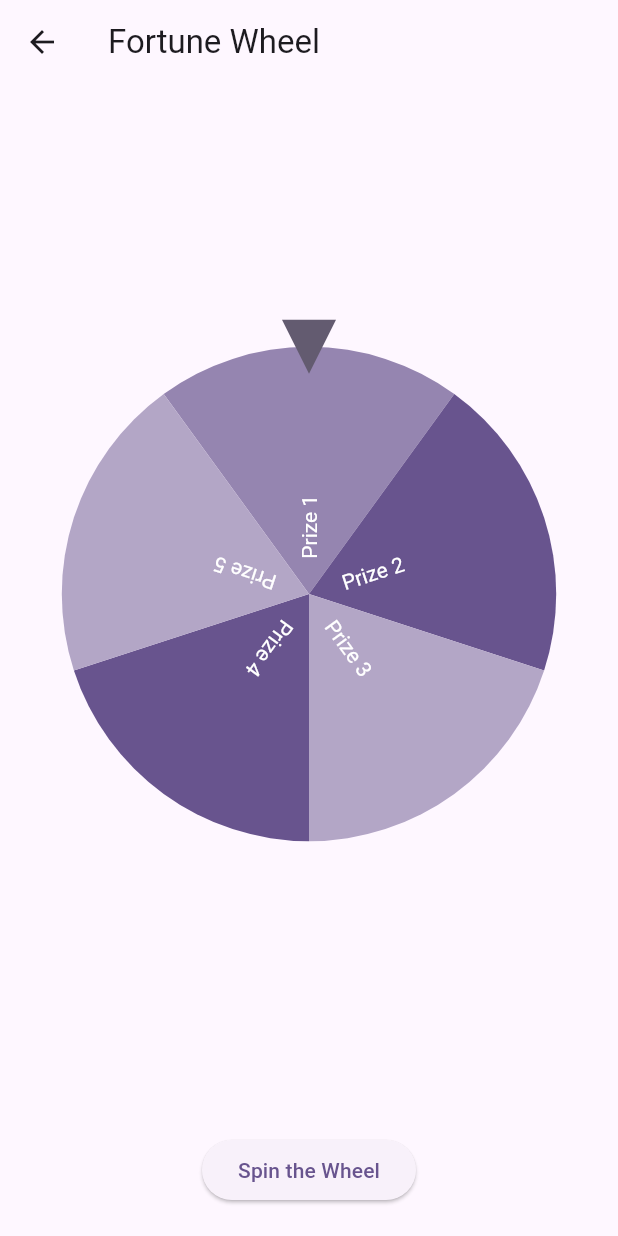
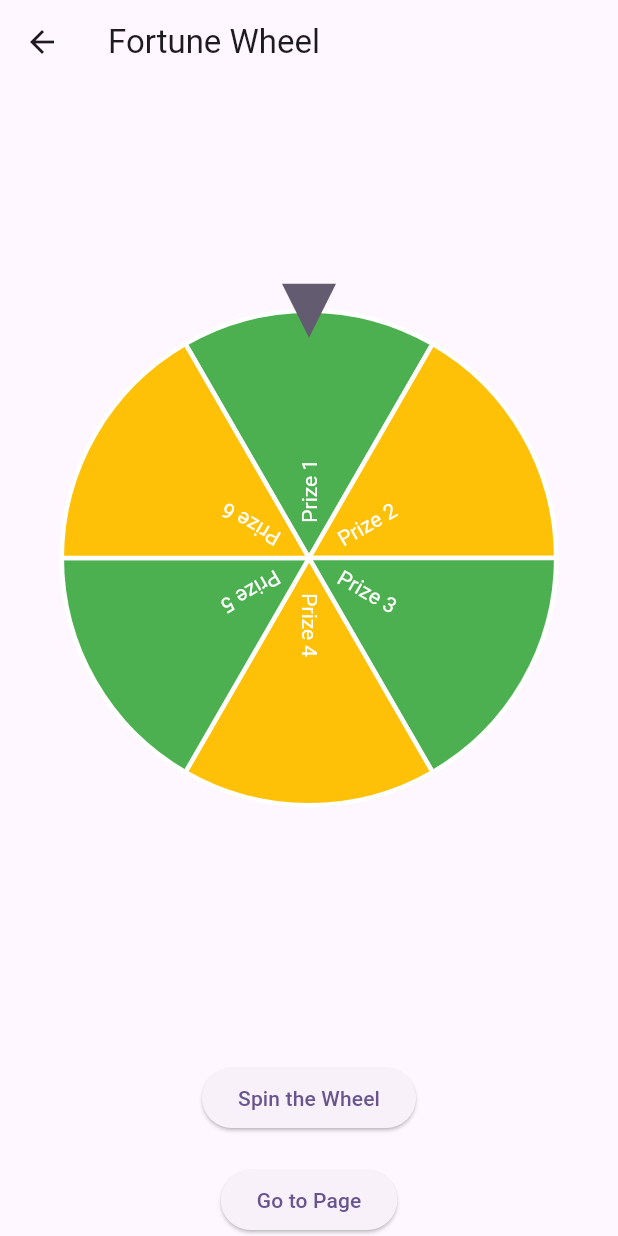
Before and after one commit to libinglim/App-Dev-FBLA-2025, a Flutter app: the WheelPage screen opened directly, on a phone screen of 412 x 824 dp. Run offline on Flutter 3.47's test engine with Material 3 defaults, Android fonts, the phone set to English and light mode, and no system bars; drawn by our look-alikes of flutter_fortune_wheel; our stand-ins replace confetti.

Commit message:
improved wheel

```diff
--- a/app/lib/wheel.dart
+++ b/app/lib/wheel.dart
@@ -1,10 +1,14 @@
+import 'package:app/questions.dart';
 import 'package:flutter/material.dart';
 import 'package:flutter_fortune_wheel/flutter_fortune_wheel.dart';
 import 'dart:math';
 import 'dart:async';
 import 'package:confetti/confetti.dart';
+import 'questions.dart';
 
 class WheelPage extends StatefulWidget {
+  const WheelPage({super.key});
+
   @override
   State<WheelPage> createState() => _WheelPageState();
 }
@@ -16,17 +20,18 @@ class _WheelPageState extends State<WheelPage> {
     'Prize 3',
     'Prize 4',
     'Prize 5',
+    'Prize 6',
   ];
 
   final StreamController<int> selected = StreamController<int>();
-  late ConfettiController confettiController; // Ensure this is initialized
+  late ConfettiController confettiController;
   int selectedIndex = 0;
 
   @override
   void initState() {
     super.initState();
     confettiController =
-        ConfettiController(duration: const Duration(seconds: 3)); // Proper initialization
+        ConfettiController(duration: const Duration(seconds: 3));
   }
 
   @override
@@ -41,25 +46,22 @@ class _WheelPageState extends State<WheelPage> {
     selectedIndex = random.nextInt(items.length);
     selected.add(selectedIndex);
 
-    // Delay to allow the wheel animation to complete
-    Future.delayed(Duration(seconds: 5), () {
+    Future.delayed(const Duration(seconds: 5), () {
       if (mounted) {
-        // Play confetti
         confettiController.play();
 
-        // Show alert dialog
         showDialog(
           context: context,
           builder: (context) => AlertDialog(
-            title: Text('Congratulations!'),
+            title: const Text('Congratulations!'),
             content: Text('You won: ${items[selectedIndex]}'),
             actions: [
               TextButton(
                 onPressed: () {
-                  confettiController.stop(); // Stop confetti on dialog close
+                  confettiController.stop();
                   Navigator.of(context).pop();
                 },
-                child: Text('OK'),
+                child: const Text('OK'),
               ),
             ],
           ),
@@ -72,7 +74,7 @@ class _WheelPageState extends State<WheelPage> {
   Widget build(BuildContext context) {
     return Scaffold(
       appBar: AppBar(
-        title: Text('Fortune Wheel'),
+        title: const Text('Fortune Wheel'),
       ),
       body: Stack(
         children: [
@@ -82,23 +84,44 @@ class _WheelPageState extends State<WheelPage> {
               Expanded(
                 child: FortuneWheel(
                   selected: selected.stream,
+                  animateFirst: false,
                   items: [
-                    for (var item in items)
+                    for (int i = 0; i < items.length; i++)
                       FortuneItem(
-                        child: Text(item),
+                        child: Text(
+                          items[i],
+                          style: const TextStyle(
+                            color: Colors.white, // Text color for readability
+                          ),
+                        ),
+                        style: FortuneItemStyle(
+                          color: i.isEven
+                              ? Colors.green
+                              : Colors.amber, // Alternate green and gold
+                          borderColor: Colors.white,
+                          borderWidth: 3,
+                        ),
                       ),
                   ],
                 ),
               ),
-              SizedBox(height: 20),
+              const SizedBox(height: 20),
               ElevatedButton(
                 onPressed: spinWheel,
-                child: Text('Spin the Wheel'),
+                child: const Text('Spin the Wheel'),
               ),
-              SizedBox(height: 20),
+              const SizedBox(height: 20),
+              ElevatedButton(
+                onPressed: () {
+                  Navigator.push(
+                    context,
+                    MaterialPageRoute(builder: (context) => Questions()),
+                  );
+                },
+                child: const Text('Go to Page'),
+              )
             ],
           ),
-          // Confetti widget
           Align(
             alignment: Alignment.topCenter,
             child: ConfettiWidget(
```
